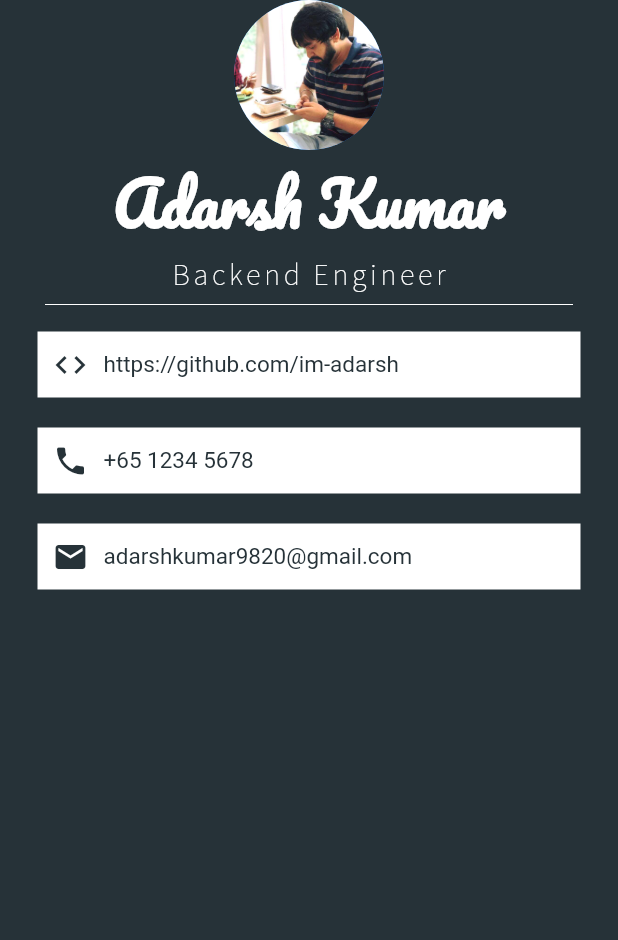
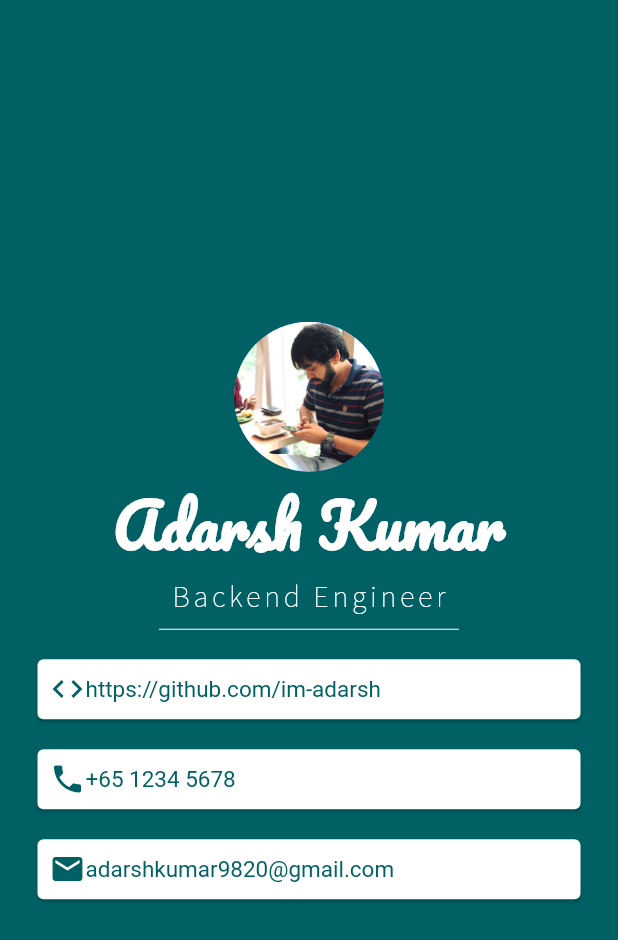
Before and after one commit to im-adarsh/flutter_iam_rich, a Flutter app: the screen it shows after launch, on a phone screen of 412 x 824 dp. Shown: the top 940 px of the screen. Run offline on Flutter 3.47's test engine with Material 2 defaults, Android fonts, the phone set to English and light mode, and no system bars.

Commit message:
refactor to extract

```diff
--- a/lib/widgets/mi_card.dart
+++ b/lib/widgets/mi_card.dart
@@ -1,4 +1,7 @@
 import 'package:flutter/material.dart';
+
+
+Color miCardBgColor = Colors.cyan.shade900;
 
 class MiCard extends StatelessWidget {
   const MiCard({
@@ -9,11 +12,12 @@ class MiCard extends StatelessWidget {
   Widget build(BuildContext context) {
     return MaterialApp(
       home: Scaffold(
-        backgroundColor: Colors.blueGrey.shade900,
+        backgroundColor: miCardBgColor,
         body: SafeArea(
             child: Container(
-                color: Colors.blueGrey.shade900,
+                color: miCardBgColor,
                 child: Column(
+                  mainAxisAlignment: MainAxisAlignment.center,
                   children: <Widget>[
                     CircleAvatar(
                       radius: 50,
@@ -42,16 +46,18 @@ class MiCard extends StatelessWidget {
                                 color: Colors.white),
                           ),
                         ),
-                        Divider(
+                        SizedBox(
+                          height: 20,
+                          width: 200,
+                          child: Divider(
                             color: Colors.white,
-                          indent: 30,
-                          endIndent: 30,
                           ),
-                        buildMiCardRowContainer(
+                        ),
+                        buildMiCardRowCard(
                             Icons.code, "https://github.com/im-adarsh"),
-                        buildMiCardRowContainer(
+                        buildMiCardRowCard(
                             Icons.phone, "+65 1234 5678"),
-                        buildMiCardRowContainer(
+                        buildMiCardRowCard(
                             Icons.email, "adarshkumar9820@gmail.com"),
                       ],
                     )
@@ -61,32 +67,30 @@ class MiCard extends StatelessWidget {
     );
   }
 
-  Container buildMiCardRowContainer(IconData icon, String text) {
-    return Container(
+  Card buildMiCardRowCard(IconData icon, String text) {
+    return Card(
       color: Colors.white,
-      padding: EdgeInsets.all(10),
       margin: EdgeInsets.symmetric(
-        vertical: 10,
-        horizontal: 25,
+          vertical: 10, horizontal: 25
       ),
+      child: Padding(
+        padding: const EdgeInsets.all(8.0),
         child: Row(
           children: <Widget>[
             Icon(
               icon,
-            color: Colors.blueGrey.shade900,
-          ),
-          SizedBox(
-            width: 10.0,
+              color: miCardBgColor,
             ),
             Text(
               text,
               style: TextStyle(
                 fontSize: 15.0,
-              color: Colors.blueGrey.shade900,
+                color: miCardBgColor,
               ),
             ),
           ],
         ),
+      ),
     );
   }
 }
```
Lines whose indentation alone changed are shown as unchanged.
